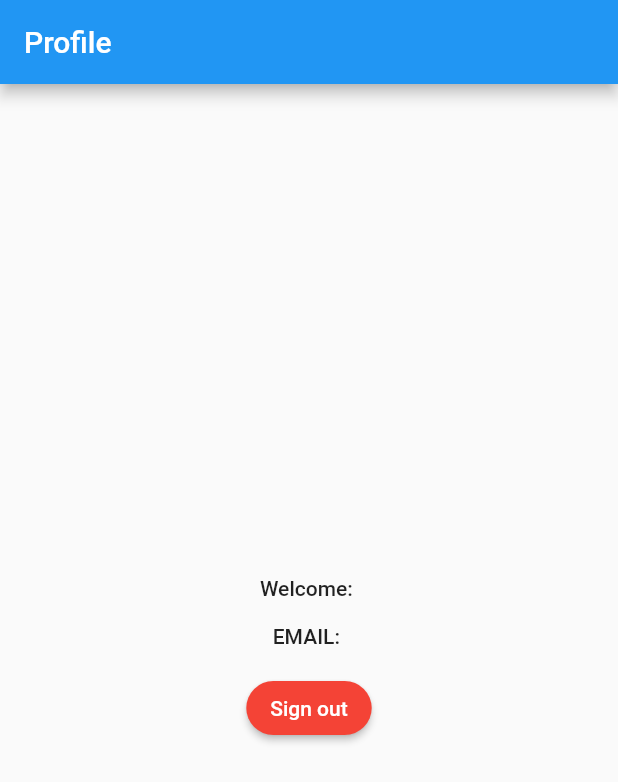
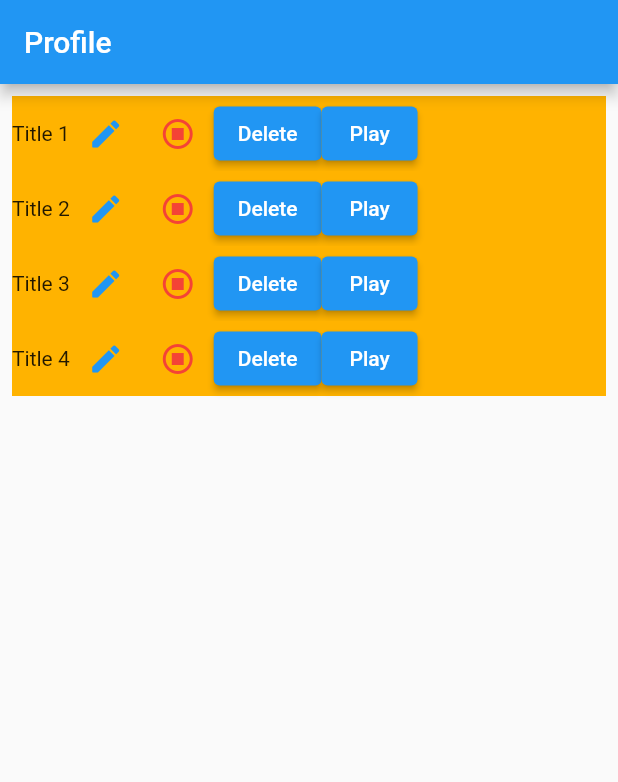
Before and after one commit to Stuartwastaken/scrum, a Flutter app: the ProfilePage screen opened directly with empty values, on a phone screen of 412 x 824 dp. Shown: the top 782 px of the screen. Run offline on Flutter 3.47's test engine with Material 2 defaults, Android fonts, the phone set to English and light mode, and no system bars; our stand-ins replace cloud_firestore, cool_alert, firebase_auth, firebase_core, firebase_database, flutter_animate and 2 more; accounts and stored records are empty.

Commit message:
HardCoded ListView.builder Added To Home-Screen

```diff
--- a/lib/main.dart
+++ b/lib/main.dart
@@ -16,7 +16,7 @@ void main() async {
   runApp(
     MaterialApp(
       title: "SCRUM",
-      home: Quiz(),
+      home: GamePinScreen(),
     ),
   );
 }
--- a/lib/screens/home-screen.dart
+++ b/lib/screens/home-screen.dart
@@ -24,6 +24,8 @@ class _ProfilePageState extends State<ProfilePage> {
     super.initState();
   }
 
+  final List<String> entries = <String>['1', '2', '3', '4'];
+  //final List<String> entries = <String>[];
   @override
   Widget build(BuildContext context) {
     return Scaffold(
@@ -31,46 +33,48 @@ class _ProfilePageState extends State<ProfilePage> {
         title: Text('Profile'),
       ),
       body: Center(
-        child: Column(
-          mainAxisAlignment: MainAxisAlignment.center,
-          children: [
-            Text(
-              'Welcome: ${_currentUser.displayName}',
-              style: Theme.of(context).textTheme.bodyText1,
-            ),
-            SizedBox(height: 16.0),
-            Text(
-              'EMAIL: ${_currentUser.email}',
-              style: Theme.of(context).textTheme.bodyText1,
-            ),
-            SizedBox(height: 16.0),
-            _isSigningOut
-                ? CircularProgressIndicator()
-                : ElevatedButton(
-                    onPressed: () async {
-                      setState(() {
-                        _isSigningOut = true;
-                      });
-                      await FirebaseAuth.instance.signOut();
-                      setState(() {
-                        _isSigningOut = false;
-                      });
-                      Navigator.of(context).pushReplacement(
-                        MaterialPageRoute(
-                          builder: (context) => LoginScreen(),
+        child: ListView.builder(
+            padding: const EdgeInsets.all(8),
+            itemCount: entries.length > 0 ? entries.length : 1,
+            itemBuilder: (BuildContext context, int index) {
+              //final List<String> entries = <String>[];
+              if (entries.length == 0) {
+                print("no entries");
+                return Text("You don't have any quizzes");
+              } else {
+                return Container(
+                  height: 50,
+                  color: Colors.amber[600],
+                  child: Row(
+                    children: [
+                      Text("Title ${entries[index]}"),
+                      IconButton(
+                        onPressed: () {},
+                        icon: Icon(
+                          IconData(0xf67a, fontFamily: 'MaterialIcons'),
+                          color: Colors.blue,
                         ),
-                      );
-                    },
-                    child: Text('Sign out'),
-                    style: ElevatedButton.styleFrom(
-                      primary: Colors.red,
-                      shape: RoundedRectangleBorder(
-                        borderRadius: BorderRadius.circular(30),
                       ),
-                    ),
+                      IconButton(
+                        onPressed: () {},
+                        icon: Icon(
+                          IconData(0xf3e9, fontFamily: 'MaterialIcons'),
+                          color: Colors.red,
+                        ),
+                      ),
+                      ElevatedButton(
+                        onPressed: () {},
+                        child: const Text("Delete"),
+                      ),
+                      ElevatedButton(
+                        onPressed: () {},
+                        child: const Text("Play"),
+                      ),
+                    ],
                   ),
-          ],
-        ),
+                );
+              }
+            }),
       ),
     );
   }
```
Also changed, not shown: lib/screens/temp.dart (deleted, +0 -54 lines).
